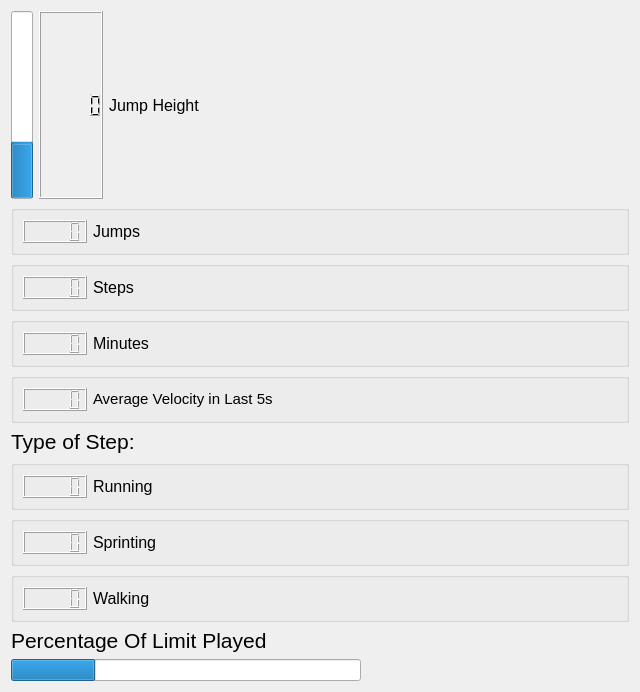
This is GUI/playerStats.ui in vasav123/LoadManager as Qt 5 draws it before an edit. The edited form follows.
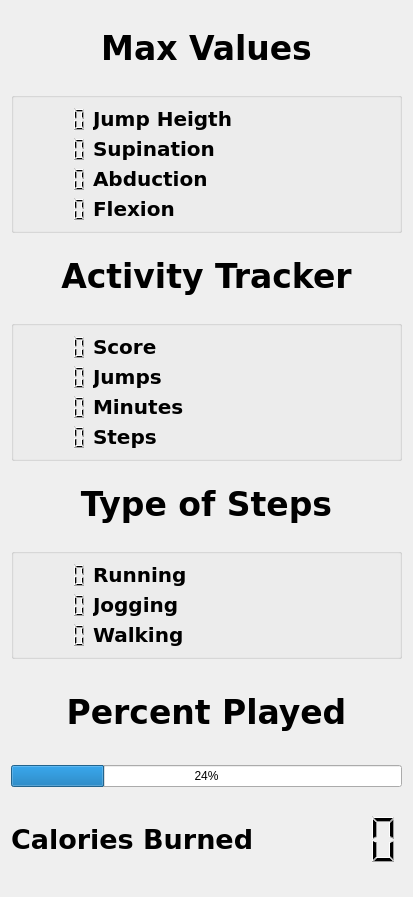
This is the edited form.

```diff
--- a/GUI/playerStats.ui
+++ b/GUI/playerStats.ui
@@ -6,8 +6,8 @@
    <rect>
     <x>0</x>
     <y>0</y>
-    <width>640</width>
-    <height>692</height>
+    <width>413</width>
+    <height>897</height>
    </rect>
   </property>
   <property name="sizePolicy">
@@ -19,249 +19,73 @@
   <property name="windowTitle">
    <string>Form</string>
   </property>
-  <layout class="QGridLayout" name="gridLayout">
-   <item row="0" column="0">
-    <layout class="QVBoxLayout" name="verticalLayout_2">
-     <item>
-      <layout class="QHBoxLayout" name="horizontalLayout_8">
-       <item>
-        <widget class="QProgressBar" name="jumpBar">
-         <property name="maximum">
-          <number>106</number>
-         </property>
-         <property name="value">
-          <number>30</number>
-         </property>
-         <property name="textVisible">
-          <bool>false</bool>
-         </property>
-         <property name="orientation">
-          <enum>Qt::Vertical</enum>
-         </property>
-         <property name="format">
-          <string/>
-         </property>
-        </widget>
-       </item>
-       <item>
-        <widget class="QLCDNumber" name="jumpHeight">
+  <layout class="QGridLayout" name="gridLayout_4">
+   <item row="8" column="0">
+    <widget class="QLabel" name="label_15">
          <property name="font">
           <font>
-           <pointsize>6</pointsize>
-          </font>
-         </property>
-        </widget>
-       </item>
-       <item>
-        <widget class="QLabel" name="label_4">
-         <property name="font">
-          <font>
-           <pointsize>12</pointsize>
+       <family>Bitstream Vera Sans</family>
+       <pointsize>20</pointsize>
+       <weight>75</weight>
+       <bold>true</bold>
           </font>
          </property>
          <property name="text">
-          <string>Jump Height</string>
+      <string>Calories Burned</string>
          </property>
         </widget>
        </item>
-       <item>
-        <spacer name="horizontalSpacer">
-         <property name="orientation">
-          <enum>Qt::Horizontal</enum>
-         </property>
-         <property name="sizeHint" stdset="0">
-          <size>
-           <width>40</width>
-           <height>20</height>
-          </size>
-         </property>
-        </spacer>
-       </item>
-      </layout>
-     </item>
-     <item>
-      <widget class="QFrame" name="frame">
-       <property name="sizePolicy">
-        <sizepolicy hsizetype="MinimumExpanding" vsizetype="MinimumExpanding">
-         <horstretch>0</horstretch>
-         <verstretch>0</verstretch>
-        </sizepolicy>
-       </property>
+   <item row="8" column="1">
+    <widget class="QLCDNumber" name="lcdNumber_4">
        <property name="frameShape">
         <enum>QFrame::NoFrame</enum>
        </property>
-       <property name="frameShadow">
-        <enum>QFrame::Raised</enum>
-       </property>
-       <layout class="QVBoxLayout" name="verticalLayout" stretch="0,0,0,0,0,0,0,0,0,0">
-        <property name="leftMargin">
-         <number>0</number>
-        </property>
-        <property name="topMargin">
-         <number>0</number>
-        </property>
-        <property name="rightMargin">
-         <number>0</number>
-        </property>
-        <property name="bottomMargin">
-         <number>0</number>
-        </property>
-        <item>
-         <widget class="QGroupBox" name="groupBox_7">
-          <layout class="QHBoxLayout" name="horizontalLayout_7">
-           <item>
-            <widget class="QLCDNumber" name="NumJumps">
-             <property name="sizePolicy">
-              <sizepolicy hsizetype="Maximum" vsizetype="Minimum">
-               <horstretch>0</horstretch>
-               <verstretch>0</verstretch>
-              </sizepolicy>
-             </property>
-            </widget>
-           </item>
-           <item>
-            <widget class="QLabel" name="label_2">
-             <property name="font">
-              <font>
-               <pointsize>12</pointsize>
-              </font>
-             </property>
-             <property name="text">
-              <string>Jumps           </string>
-             </property>
-            </widget>
-           </item>
-          </layout>
-         </widget>
-        </item>
-        <item>
-         <widget class="QGroupBox" name="groupBox_4">
-          <layout class="QHBoxLayout" name="horizontalLayout_6">
-           <item>
-            <widget class="QLCDNumber" name="NumSteps">
+    </widget>
+   </item>
+   <item row="6" column="0" colspan="2">
+    <widget class="QLabel" name="label_14">
              <property name="sizePolicy">
-              <sizepolicy hsizetype="Maximum" vsizetype="Minimum">
+      <sizepolicy hsizetype="Preferred" vsizetype="Minimum">
                <horstretch>0</horstretch>
                <verstretch>0</verstretch>
               </sizepolicy>
              </property>
-            </widget>
-           </item>
-           <item>
-            <widget class="QLabel" name="label">
              <property name="font">
               <font>
-               <pointsize>12</pointsize>
+       <family>Bitstream Vera Sans</family>
+       <pointsize>25</pointsize>
+       <weight>75</weight>
+       <bold>true</bold>
               </font>
              </property>
              <property name="text">
-              <string>Steps            </string>
-             </property>
-            </widget>
-           </item>
-          </layout>
-         </widget>
-        </item>
-        <item>
-         <widget class="QGroupBox" name="groupBox_3">
-          <layout class="QHBoxLayout" name="horizontalLayout_5">
-           <item>
-            <widget class="QLCDNumber" name="NumMinutes">
-             <property name="sizePolicy">
-              <sizepolicy hsizetype="Maximum" vsizetype="Minimum">
-               <horstretch>0</horstretch>
-               <verstretch>0</verstretch>
-              </sizepolicy>
-             </property>
-            </widget>
-           </item>
-           <item>
-            <widget class="QLabel" name="label_5">
-             <property name="font">
-              <font>
-               <pointsize>12</pointsize>
-              </font>
-             </property>
-             <property name="text">
-              <string>Minutes</string>
-             </property>
-             <property name="wordWrap">
-              <bool>true</bool>
-             </property>
-            </widget>
-           </item>
-          </layout>
-         </widget>
-        </item>
-        <item>
-         <widget class="QGroupBox" name="groupBox_6">
-          <layout class="QHBoxLayout" name="horizontalLayout_4">
-           <item>
-            <widget class="QLCDNumber" name="aveVelocity">
-             <property name="sizePolicy">
-              <sizepolicy hsizetype="Maximum" vsizetype="Minimum">
-               <horstretch>0</horstretch>
-               <verstretch>0</verstretch>
-              </sizepolicy>
-             </property>
-            </widget>
-           </item>
-           <item>
-            <widget class="QLabel" name="label_3">
-             <property name="sizePolicy">
-              <sizepolicy hsizetype="Preferred" vsizetype="Fixed">
-               <horstretch>0</horstretch>
-               <verstretch>0</verstretch>
-              </sizepolicy>
-             </property>
-             <property name="minimumSize">
-              <size>
-               <width>101</width>
-               <height>0</height>
-              </size>
-             </property>
-             <property name="font">
-              <font>
-               <pointsize>11</pointsize>
-               <weight>50</weight>
-               <bold>false</bold>
-              </font>
-             </property>
-             <property name="text">
-              <string>Average Velocity in Last 5s</string>
-             </property>
-             <property name="scaledContents">
-              <bool>true</bool>
-             </property>
-             <property name="wordWrap">
-              <bool>false</bool>
-             </property>
-            </widget>
-           </item>
-          </layout>
-         </widget>
-        </item>
-        <item>
-         <widget class="QLabel" name="TimeSpentLabel">
-          <property name="font">
-           <font>
-            <pointsize>16</pointsize>
-            <weight>50</weight>
-            <bold>false</bold>
-           </font>
-          </property>
-          <property name="text">
-           <string>Type of Step:</string>
+      <string>Percent Played</string>
           </property>
           <property name="alignment">
-           <set>Qt::AlignLeading|Qt::AlignLeft|Qt::AlignVCenter</set>
+      <set>Qt::AlignCenter</set>
           </property>
          </widget>
         </item>
-        <item>
+   <item row="7" column="0" colspan="2">
+    <widget class="QProgressBar" name="percentPlayed">
+     <property name="value">
+      <number>24</number>
+     </property>
+    </widget>
+   </item>
+   <item row="5" column="0" colspan="2">
          <widget class="QGroupBox" name="groupBox_2">
-          <layout class="QHBoxLayout" name="horizontalLayout">
-           <item>
+     <property name="title">
+      <string/>
+     </property>
+     <property name="flat">
+      <bool>false</bool>
+     </property>
+     <property name="checkable">
+      <bool>false</bool>
+     </property>
+     <layout class="QGridLayout" name="gridLayout_3">
+      <item row="0" column="0">
             <widget class="QLCDNumber" name="NumRun">
              <property name="sizePolicy">
               <sizepolicy hsizetype="Maximum" vsizetype="Minimum">
@@ -269,13 +93,19 @@
                <verstretch>0</verstretch>
               </sizepolicy>
              </property>
-            </widget>
-           </item>
-           <item>
+        <property name="frameShape">
+         <enum>QFrame::NoFrame</enum>
+        </property>
+       </widget>
+      </item>
+      <item row="0" column="1">
             <widget class="QLabel" name="label_7">
              <property name="font">
               <font>
-               <pointsize>12</pointsize>
+          <family>Bitstream Vera Sans</family>
+          <pointsize>15</pointsize>
+          <weight>75</weight>
+          <bold>true</bold>
               </font>
              </property>
              <property name="text">
@@ -286,50 +116,38 @@
              </property>
             </widget>
            </item>
-          </layout>
-         </widget>
-        </item>
-        <item>
-         <widget class="QGroupBox" name="groupBox_5">
-          <layout class="QHBoxLayout" name="horizontalLayout_2">
-           <item>
-            <widget class="QLCDNumber" name="NumSprint">
-             <property name="sizePolicy">
-              <sizepolicy hsizetype="Maximum" vsizetype="Minimum">
-               <horstretch>0</horstretch>
-               <verstretch>0</verstretch>
-              </sizepolicy>
-             </property>
-            </widget>
-           </item>
-           <item>
+      <item row="1" column="1">
             <widget class="QLabel" name="label_8">
              <property name="font">
               <font>
-               <pointsize>12</pointsize>
+          <family>Bitstream Vera Sans</family>
+          <pointsize>15</pointsize>
+          <weight>75</weight>
+          <bold>true</bold>
               </font>
              </property>
              <property name="text">
-              <string>Sprinting</string>
+         <string>Jogging</string>
              </property>
              <property name="wordWrap">
               <bool>true</bool>
              </property>
             </widget>
            </item>
-          </layout>
-         </widget>
-        </item>
-        <item>
-         <widget class="QGroupBox" name="groupBox">
+      <item row="1" column="0">
+       <widget class="QLCDNumber" name="NumSprint">
           <property name="sizePolicy">
-           <sizepolicy hsizetype="Minimum" vsizetype="Minimum">
+         <sizepolicy hsizetype="Maximum" vsizetype="Minimum">
             <horstretch>0</horstretch>
             <verstretch>0</verstretch>
            </sizepolicy>
           </property>
-          <layout class="QHBoxLayout" name="horizontalLayout_3">
-           <item>
+        <property name="frameShape">
+         <enum>QFrame::NoFrame</enum>
+        </property>
+       </widget>
+      </item>
+      <item row="2" column="0">
             <widget class="QLCDNumber" name="NumWalk">
              <property name="sizePolicy">
               <sizepolicy hsizetype="Maximum" vsizetype="Minimum">
@@ -337,9 +155,13 @@
                <verstretch>0</verstretch>
               </sizepolicy>
              </property>
-            </widget>
-           </item>
-           <item>
+        <property name="styleSheet">
+         <string notr="true">border: none;
+</string>
+        </property>
+       </widget>
+      </item>
+      <item row="2" column="1">
             <widget class="QLabel" name="label_9">
              <property name="sizePolicy">
               <sizepolicy hsizetype="Minimum" vsizetype="Minimum">
@@ -349,7 +171,10 @@
              </property>
              <property name="font">
               <font>
-               <pointsize>12</pointsize>
+          <family>Bitstream Vera Sans</family>
+          <pointsize>15</pointsize>
+          <weight>75</weight>
+          <bold>true</bold>
               </font>
              </property>
              <property name="text">
@@ -363,61 +188,333 @@
           </layout>
          </widget>
         </item>
-        <item>
-         <widget class="QLabel" name="ProgressbarLabel">
+   <item row="4" column="0" colspan="2">
+    <widget class="QLabel" name="TimeSpentLabel">
+     <property name="sizePolicy">
+      <sizepolicy hsizetype="Preferred" vsizetype="Minimum">
+       <horstretch>0</horstretch>
+       <verstretch>0</verstretch>
+      </sizepolicy>
+     </property>
+     <property name="maximumSize">
+      <size>
+       <width>16777215</width>
+       <height>75</height>
+      </size>
+     </property>
           <property name="font">
            <font>
-            <pointsize>16</pointsize>
-            <weight>50</weight>
-            <bold>false</bold>
+       <family>Bitstream Vera Sans</family>
+       <pointsize>25</pointsize>
+       <weight>75</weight>
+       <bold>true</bold>
            </font>
           </property>
           <property name="text">
-           <string>Percentage Of Limit Played</string>
+      <string>Type of Steps</string>
           </property>
           <property name="alignment">
-           <set>Qt::AlignLeading|Qt::AlignLeft|Qt::AlignVCenter</set>
+      <set>Qt::AlignCenter</set>
           </property>
          </widget>
         </item>
-        <item>
-         <widget class="QProgressBar" name="LoadPercent">
-          <property name="sizePolicy">
-           <sizepolicy hsizetype="Minimum" vsizetype="Minimum">
-            <horstretch>0</horstretch>
-            <verstretch>0</verstretch>
-           </sizepolicy>
-          </property>
-          <property name="minimumSize">
-           <size>
-            <width>50</width>
-            <height>10</height>
-           </size>
-          </property>
-          <property name="maximumSize">
-           <size>
-            <width>350</width>
-            <height>40</height>
-           </size>
-          </property>
-          <property name="baseSize">
-           <size>
-            <width>1200</width>
-            <height>10</height>
-           </size>
-          </property>
-          <property name="value">
-           <number>24</number>
-          </property>
-          <property name="format">
+   <item row="3" column="0" colspan="2">
+    <widget class="QGroupBox" name="groupBox_7">
+     <property name="title">
            <string/>
           </property>
-         </widget>
-        </item>
+     <layout class="QGridLayout" name="gridLayout">
+      <item row="3" column="1">
+       <widget class="QLabel" name="label">
+        <property name="font">
+         <font>
+          <family>Bitstream Vera Sans</family>
+          <pointsize>15</pointsize>
+          <weight>75</weight>
+          <bold>true</bold>
+         </font>
+        </property>
+        <property name="text">
+         <string>Steps            </string>
+        </property>
+       </widget>
+      </item>
+      <item row="2" column="0">
+       <widget class="QLCDNumber" name="NumMinutes">
+        <property name="sizePolicy">
+         <sizepolicy hsizetype="Maximum" vsizetype="Minimum">
+          <horstretch>0</horstretch>
+          <verstretch>0</verstretch>
+         </sizepolicy>
+        </property>
+        <property name="styleSheet">
+         <string notr="true">border:none;</string>
+        </property>
+       </widget>
+      </item>
+      <item row="1" column="0">
+       <widget class="QLCDNumber" name="NumJumps">
+        <property name="sizePolicy">
+         <sizepolicy hsizetype="Maximum" vsizetype="Minimum">
+          <horstretch>0</horstretch>
+          <verstretch>0</verstretch>
+         </sizepolicy>
+        </property>
+        <property name="styleSheet">
+         <string notr="true">border:none;</string>
+        </property>
+       </widget>
+      </item>
+      <item row="2" column="1">
+       <widget class="QLabel" name="label_5">
+        <property name="font">
+         <font>
+          <family>Bitstream Vera Sans</family>
+          <pointsize>15</pointsize>
+          <weight>75</weight>
+          <bold>true</bold>
+         </font>
+        </property>
+        <property name="text">
+         <string>Minutes</string>
+        </property>
+        <property name="wordWrap">
+         <bool>true</bool>
+        </property>
+       </widget>
+      </item>
+      <item row="3" column="0">
+       <widget class="QLCDNumber" name="NumSteps">
+        <property name="sizePolicy">
+         <sizepolicy hsizetype="Maximum" vsizetype="Minimum">
+          <horstretch>0</horstretch>
+          <verstretch>0</verstretch>
+         </sizepolicy>
+        </property>
+        <property name="frameShape">
+         <enum>QFrame::NoFrame</enum>
+        </property>
+       </widget>
+      </item>
+      <item row="1" column="1">
+       <widget class="QLabel" name="label_2">
+        <property name="font">
+         <font>
+          <family>Bitstream Vera Sans</family>
+          <pointsize>15</pointsize>
+          <weight>75</weight>
+          <bold>true</bold>
+         </font>
+        </property>
+        <property name="text">
+         <string>Jumps           </string>
+        </property>
+       </widget>
+      </item>
+      <item row="0" column="0">
+       <widget class="QLCDNumber" name="lcdNumber_3">
+        <property name="frameShape">
+         <enum>QFrame::NoFrame</enum>
+        </property>
+       </widget>
+      </item>
+      <item row="0" column="1">
+       <widget class="QLabel" name="label_3">
+        <property name="font">
+         <font>
+          <family>Bitstream Vera Sans</family>
+          <pointsize>15</pointsize>
+          <weight>75</weight>
+          <bold>true</bold>
+         </font>
+        </property>
+        <property name="text">
+         <string>Score</string>
+        </property>
+       </widget>
+      </item>
        </layout>
       </widget>
      </item>
-    </layout>
+   <item row="2" column="0" colspan="2">
+    <widget class="QLabel" name="label_13">
+     <property name="sizePolicy">
+      <sizepolicy hsizetype="Preferred" vsizetype="Minimum">
+       <horstretch>0</horstretch>
+       <verstretch>0</verstretch>
+      </sizepolicy>
+     </property>
+     <property name="maximumSize">
+      <size>
+       <width>16777215</width>
+       <height>75</height>
+      </size>
+     </property>
+     <property name="font">
+      <font>
+       <family>Bitstream Vera Sans</family>
+       <pointsize>25</pointsize>
+       <weight>75</weight>
+       <bold>true</bold>
+      </font>
+     </property>
+     <property name="text">
+      <string>Activity Tracker</string>
+     </property>
+     <property name="alignment">
+      <set>Qt::AlignCenter</set>
+     </property>
+    </widget>
+   </item>
+   <item row="1" column="0" colspan="2">
+    <widget class="QGroupBox" name="groupBox_8">
+     <layout class="QGridLayout" name="gridLayout_2">
+      <item row="2" column="0">
+       <widget class="QLCDNumber" name="lcdNumber_2">
+        <property name="styleSheet">
+         <string notr="true">border:none;</string>
+        </property>
+       </widget>
+      </item>
+      <item row="3" column="0">
+       <widget class="QLCDNumber" name="lcdNumber">
+        <property name="styleSheet">
+         <string notr="true">border:none;</string>
+        </property>
+       </widget>
+      </item>
+      <item row="2" column="1">
+       <widget class="QLabel" name="label_11">
+        <property name="font">
+         <font>
+          <family>Bitstream Vera Sans</family>
+          <pointsize>15</pointsize>
+          <weight>75</weight>
+          <bold>true</bold>
+         </font>
+        </property>
+        <property name="text">
+         <string>Supination</string>
+        </property>
+       </widget>
+      </item>
+      <item row="0" column="0">
+       <widget class="QLCDNumber" name="jumpHeight">
+        <property name="sizePolicy">
+         <sizepolicy hsizetype="Maximum" vsizetype="Minimum">
+          <horstretch>0</horstretch>
+          <verstretch>0</verstretch>
+         </sizepolicy>
+        </property>
+        <property name="font">
+         <font>
+          <pointsize>6</pointsize>
+         </font>
+        </property>
+        <property name="styleSheet">
+         <string notr="true">border:none;</string>
+        </property>
+       </widget>
+      </item>
+      <item row="0" column="1">
+       <widget class="QLabel" name="label_4">
+        <property name="font">
+         <font>
+          <family>Bitstream Vera Sans</family>
+          <pointsize>15</pointsize>
+          <weight>75</weight>
+          <bold>true</bold>
+         </font>
+        </property>
+        <property name="text">
+         <string>Jump Heigth</string>
+        </property>
+       </widget>
+      </item>
+      <item row="3" column="1">
+       <widget class="QLabel" name="label_10">
+        <property name="font">
+         <font>
+          <family>Bitstream Vera Sans</family>
+          <pointsize>15</pointsize>
+          <weight>75</weight>
+          <bold>true</bold>
+         </font>
+        </property>
+        <property name="text">
+         <string>Abduction</string>
+        </property>
+       </widget>
+      </item>
+      <item row="4" column="0">
+       <widget class="QLCDNumber" name="jumpHeight_2">
+        <property name="sizePolicy">
+         <sizepolicy hsizetype="Minimum" vsizetype="Minimum">
+          <horstretch>0</horstretch>
+          <verstretch>0</verstretch>
+         </sizepolicy>
+        </property>
+        <property name="font">
+         <font>
+          <family>Bitstream Vera Sans</family>
+          <pointsize>6</pointsize>
+         </font>
+        </property>
+        <property name="styleSheet">
+         <string notr="true">border:none;</string>
+        </property>
+        <property name="lineWidth">
+         <number>1</number>
+        </property>
+       </widget>
+      </item>
+      <item row="4" column="1">
+       <widget class="QLabel" name="label_6">
+        <property name="font">
+         <font>
+          <family>Bitstream Vera Sans</family>
+          <pointsize>15</pointsize>
+          <weight>75</weight>
+          <bold>true</bold>
+         </font>
+        </property>
+        <property name="text">
+         <string>Flexion</string>
+        </property>
+       </widget>
+      </item>
+     </layout>
+    </widget>
+   </item>
+   <item row="0" column="0" colspan="2">
+    <widget class="QLabel" name="label_12">
+     <property name="sizePolicy">
+      <sizepolicy hsizetype="Preferred" vsizetype="Minimum">
+       <horstretch>0</horstretch>
+       <verstretch>0</verstretch>
+      </sizepolicy>
+     </property>
+     <property name="maximumSize">
+      <size>
+       <width>16777215</width>
+       <height>75</height>
+      </size>
+     </property>
+     <property name="font">
+      <font>
+       <family>Bitstream Vera Sans</family>
+       <pointsize>25</pointsize>
+       <weight>75</weight>
+       <bold>true</bold>
+      </font>
+     </property>
+     <property name="text">
+      <string>Max Values</string>
+     </property>
+     <property name="alignment">
+      <set>Qt::AlignCenter</set>
+     </property>
+    </widget>
    </item>
   </layout>
  </widget>
```
Lines whose indentation alone changed are shown as unchanged.
